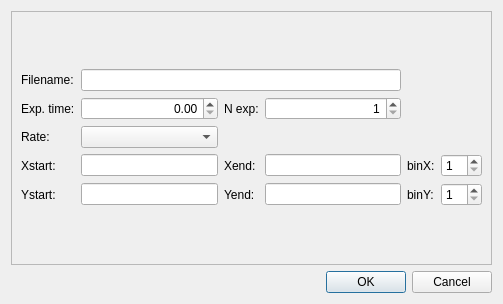
Qt form expParamsForm.ui (amirych/qwac) before a commit.
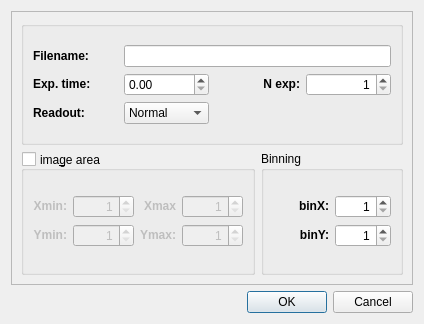
The same form after that commit.

Commit message: change forms (corresponding classes do not rewritten yet)

The edit to the form file:
```diff
--- a/expParamsForm.ui
+++ b/expParamsForm.ui
@@ -6,157 +6,279 @@
    <rect>
     <x>0</x>
     <y>0</y>
-    <width>503</width>
-    <height>304</height>
+    <width>424</width>
+    <height>324</height>
    </rect>
   </property>
   <property name="windowTitle">
    <string>Exposure properties</string>
   </property>
-  <layout class="QVBoxLayout" name="verticalLayout_2">
+  <layout class="QVBoxLayout" name="verticalLayout_4">
    <item>
-    <widget class="QFrame" name="widgetFrame">
+    <widget class="QFrame" name="frame">
      <property name="frameShape">
       <enum>QFrame::StyledPanel</enum>
      </property>
      <property name="frameShadow">
       <enum>QFrame::Raised</enum>
      </property>
+     <layout class="QVBoxLayout" name="verticalLayout_5">
+      <item>
+       <widget class="QGroupBox" name="groupBox_2">
      <layout class="QVBoxLayout" name="verticalLayout">
       <item>
-       <layout class="QGridLayout" name="widgetGridLayout">
-        <item row="0" column="0">
-         <widget class="QLabel" name="filenameLabel">
-          <property name="text">
-           <string>Filename:</string>
-          </property>
-         </widget>
-        </item>
-        <item row="1" column="0">
-         <widget class="QLabel" name="expTimeLabel">
-          <property name="text">
-           <string>Exp. time:</string>
-          </property>
-         </widget>
-        </item>
-        <item row="1" column="1">
-         <widget class="QDoubleSpinBox" name="expTimeSpinBox">
-          <property name="alignment">
-           <set>Qt::AlignRight|Qt::AlignTrailing|Qt::AlignVCenter</set>
-          </property>
-         </widget>
+          <layout class="QGridLayout" name="gridLayout">
+           <item row="0" column="1" colspan="3">
+            <widget class="QLineEdit" name="filenameLineEdit"/>
         </item>
         <item row="1" column="2">
          <widget class="QLabel" name="expNumLabel">
           <property name="text">
-           <string>N exp:</string>
-          </property>
-         </widget>
-        </item>
-        <item row="1" column="3">
-         <widget class="QSpinBox" name="expNumSpinBox">
+              <string>&lt;html&gt;&lt;head/&gt;&lt;body&gt;&lt;p&gt;&lt;span style=&quot; font-weight:600;&quot;&gt;N exp:&lt;/span&gt;&lt;/p&gt;&lt;/body&gt;&lt;/html&gt;</string>
+             </property>
           <property name="alignment">
            <set>Qt::AlignRight|Qt::AlignTrailing|Qt::AlignVCenter</set>
           </property>
-          <property name="minimum">
-           <number>1</number>
-          </property>
          </widget>
         </item>
         <item row="2" column="0">
          <widget class="QLabel" name="rateLabel">
           <property name="text">
-           <string>Rate:</string>
+              <string>&lt;html&gt;&lt;head/&gt;&lt;body&gt;&lt;p&gt;&lt;span style=&quot; font-weight:600;&quot;&gt;Readout:&lt;/span&gt;&lt;/p&gt;&lt;/body&gt;&lt;/html&gt;</string>
+             </property>
+             <property name="alignment">
+              <set>Qt::AlignLeading|Qt::AlignLeft|Qt::AlignVCenter</set>
+             </property>
+            </widget>
+           </item>
+           <item row="0" column="0">
+            <widget class="QLabel" name="filenameLabel">
+             <property name="text">
+              <string>&lt;html&gt;&lt;head/&gt;&lt;body&gt;&lt;p&gt;&lt;span style=&quot; font-weight:600;&quot;&gt;Filename:&lt;/span&gt;&lt;/p&gt;&lt;/body&gt;&lt;/html&gt;</string>
+             </property>
+             <property name="alignment">
+              <set>Qt::AlignLeading|Qt::AlignLeft|Qt::AlignVCenter</set>
+             </property>
+            </widget>
+           </item>
+           <item row="1" column="1">
+            <widget class="QDoubleSpinBox" name="expTimeSpinBox">
+             <property name="maximum">
+              <double>10000.000000000000000</double>
+             </property>
+            </widget>
+           </item>
+           <item row="1" column="3">
+            <widget class="QSpinBox" name="expNumSpinBox">
+             <property name="alignment">
+              <set>Qt::AlignRight|Qt::AlignTrailing|Qt::AlignVCenter</set>
+             </property>
+             <property name="minimum">
+              <number>1</number>
+             </property>
+            </widget>
+           </item>
+           <item row="1" column="0">
+            <widget class="QLabel" name="expTimelabel">
+             <property name="text">
+              <string>&lt;html&gt;&lt;head/&gt;&lt;body&gt;&lt;p&gt;&lt;span style=&quot; font-weight:600;&quot;&gt;Exp. time:&lt;/span&gt;&lt;/p&gt;&lt;/body&gt;&lt;/html&gt;</string>
+             </property>
+             <property name="alignment">
+              <set>Qt::AlignLeading|Qt::AlignLeft|Qt::AlignVCenter</set>
           </property>
          </widget>
         </item>
         <item row="2" column="1">
-         <widget class="QComboBox" name="rateComboBox"/>
-        </item>
-        <item row="3" column="0">
-         <widget class="QLabel" name="xstartLabel">
+            <widget class="QComboBox" name="rateComboBox">
+             <item>
+              <property name="text">
+               <string>Normal</string>
+              </property>
+             </item>
+            </widget>
+           </item>
+          </layout>
+         </item>
+        </layout>
+       </widget>
+      </item>
+      <item>
+       <layout class="QHBoxLayout" name="horizontalLayout">
+        <item>
+         <widget class="QGroupBox" name="frameGeometryGroupBox">
+          <property name="title">
+           <string>ima&amp;ge area</string>
+          </property>
+          <property name="alignment">
+           <set>Qt::AlignLeading|Qt::AlignLeft|Qt::AlignVCenter</set>
+          </property>
+          <property name="flat">
+           <bool>false</bool>
+          </property>
+          <property name="checkable">
+           <bool>true</bool>
+          </property>
+          <property name="checked">
+           <bool>false</bool>
+          </property>
+          <layout class="QVBoxLayout" name="verticalLayout_2">
+           <item>
+            <layout class="QGridLayout" name="frameGeometryGridLayout">
+             <item row="0" column="0">
+              <widget class="QLabel" name="xminLabel">
           <property name="text">
-           <string>Xstart:</string>
-          </property>
-         </widget>
-        </item>
-        <item row="3" column="1">
-         <widget class="QLineEdit" name="xstartLineEdit">
-          <property name="sizePolicy">
-           <sizepolicy hsizetype="Expanding" vsizetype="Fixed">
-            <horstretch>0</horstretch>
-            <verstretch>0</verstretch>
-           </sizepolicy>
-          </property>
-         </widget>
-        </item>
-        <item row="3" column="2">
-         <widget class="QLabel" name="xendLabel">
+                <string>&lt;html&gt;&lt;head/&gt;&lt;body&gt;&lt;p&gt;&lt;span style=&quot; font-weight:600;&quot;&gt;Xmin:&lt;/span&gt;&lt;/p&gt;&lt;/body&gt;&lt;/html&gt;</string>
+               </property>
+               <property name="alignment">
+                <set>Qt::AlignRight|Qt::AlignTrailing|Qt::AlignVCenter</set>
+               </property>
+              </widget>
+             </item>
+             <item row="0" column="1">
+              <widget class="QSpinBox" name="xminSpinBox">
+               <property name="alignment">
+                <set>Qt::AlignRight|Qt::AlignTrailing|Qt::AlignVCenter</set>
+               </property>
+               <property name="minimum">
+                <number>1</number>
+               </property>
+               <property name="maximum">
+                <number>10000</number>
+               </property>
+              </widget>
+             </item>
+             <item row="0" column="2">
+              <widget class="QLabel" name="xmaxLabel">
           <property name="text">
-           <string>Xend:</string>
-          </property>
-         </widget>
-        </item>
-        <item row="3" column="3">
-         <widget class="QLineEdit" name="xendLineEdit">
-          <property name="sizePolicy">
-           <sizepolicy hsizetype="Expanding" vsizetype="Fixed">
-            <horstretch>0</horstretch>
-            <verstretch>0</verstretch>
-           </sizepolicy>
-          </property>
-         </widget>
-        </item>
-        <item row="3" column="4">
+                <string>&lt;html&gt;&lt;head/&gt;&lt;body&gt;&lt;p&gt;&lt;span style=&quot; font-weight:600;&quot;&gt;Xmax&lt;/span&gt;&lt;/p&gt;&lt;/body&gt;&lt;/html&gt;</string>
+               </property>
+               <property name="alignment">
+                <set>Qt::AlignRight|Qt::AlignTrailing|Qt::AlignVCenter</set>
+               </property>
+              </widget>
+             </item>
+             <item row="0" column="3">
+              <widget class="QSpinBox" name="xmaxSpinBox">
+               <property name="alignment">
+                <set>Qt::AlignRight|Qt::AlignTrailing|Qt::AlignVCenter</set>
+               </property>
+               <property name="minimum">
+                <number>1</number>
+               </property>
+               <property name="maximum">
+                <number>10000</number>
+               </property>
+              </widget>
+             </item>
+             <item row="1" column="0">
+              <widget class="QLabel" name="yminLabel">
+               <property name="text">
+                <string>&lt;html&gt;&lt;head/&gt;&lt;body&gt;&lt;p&gt;&lt;span style=&quot; font-weight:600;&quot;&gt;Ymin:&lt;/span&gt;&lt;/p&gt;&lt;/body&gt;&lt;/html&gt;</string>
+               </property>
+               <property name="alignment">
+                <set>Qt::AlignRight|Qt::AlignTrailing|Qt::AlignVCenter</set>
+               </property>
+              </widget>
+             </item>
+             <item row="1" column="1">
+              <widget class="QSpinBox" name="yminSpinBox">
+               <property name="alignment">
+                <set>Qt::AlignRight|Qt::AlignTrailing|Qt::AlignVCenter</set>
+               </property>
+               <property name="minimum">
+                <number>1</number>
+               </property>
+               <property name="maximum">
+                <number>10000</number>
+               </property>
+              </widget>
+             </item>
+             <item row="1" column="2">
+              <widget class="QLabel" name="ymaxLabel">
+               <property name="text">
+                <string>&lt;html&gt;&lt;head/&gt;&lt;body&gt;&lt;p&gt;&lt;span style=&quot; font-weight:600;&quot;&gt;Ymax:&lt;/span&gt;&lt;/p&gt;&lt;/body&gt;&lt;/html&gt;</string>
+               </property>
+               <property name="alignment">
+                <set>Qt::AlignRight|Qt::AlignTrailing|Qt::AlignVCenter</set>
+               </property>
+              </widget>
+             </item>
+             <item row="1" column="3">
+              <widget class="QSpinBox" name="ymaxSpinBox">
+               <property name="alignment">
+                <set>Qt::AlignRight|Qt::AlignTrailing|Qt::AlignVCenter</set>
+               </property>
+               <property name="minimum">
+                <number>1</number>
+               </property>
+               <property name="maximum">
+                <number>10000</number>
+               </property>
+              </widget>
+             </item>
+            </layout>
+           </item>
+          </layout>
+         </widget>
+        </item>
+        <item>
+         <widget class="QGroupBox" name="binningGroupBox">
+          <property name="title">
+           <string>Binning</string>
+          </property>
+          <layout class="QVBoxLayout" name="verticalLayout_3">
+           <item>
+            <layout class="QGridLayout" name="binningGridLayout">
+             <item row="0" column="0">
          <widget class="QLabel" name="xbinLabel">
           <property name="text">
-           <string>binX:</string>
+                <string>&lt;html&gt;&lt;head/&gt;&lt;body&gt;&lt;p&gt;&lt;span style=&quot; font-weight:600;&quot;&gt;binX:&lt;/span&gt;&lt;/p&gt;&lt;/body&gt;&lt;/html&gt;</string>
+               </property>
+               <property name="alignment">
+                <set>Qt::AlignRight|Qt::AlignTrailing|Qt::AlignVCenter</set>
           </property>
          </widget>
         </item>
-        <item row="3" column="5">
+             <item row="0" column="1">
          <widget class="QSpinBox" name="xbinSpinBox">
+               <property name="alignment">
+                <set>Qt::AlignRight|Qt::AlignTrailing|Qt::AlignVCenter</set>
+               </property>
           <property name="minimum">
            <number>1</number>
           </property>
-         </widget>
-        </item>
-        <item row="4" column="0">
-         <widget class="QLabel" name="ystartLabel">
-          <property name="text">
-           <string>Ystart:</string>
+               <property name="maximum">
+                <number>10</number>
           </property>
          </widget>
         </item>
-        <item row="4" column="1">
-         <widget class="QLineEdit" name="ystartLineEdit"/>
-        </item>
-        <item row="4" column="2">
-         <widget class="QLabel" name="yendLabel">
-          <property name="text">
-           <string>Yend:</string>
-          </property>
-         </widget>
-        </item>
-        <item row="4" column="3">
-         <widget class="QLineEdit" name="yendLineEdit"/>
-        </item>
-        <item row="4" column="4">
+             <item row="1" column="0">
          <widget class="QLabel" name="ybinLabel">
           <property name="text">
-           <string>binY:</string>
+                <string>&lt;html&gt;&lt;head/&gt;&lt;body&gt;&lt;p&gt;&lt;span style=&quot; font-weight:600;&quot;&gt;binY:&lt;/span&gt;&lt;/p&gt;&lt;/body&gt;&lt;/html&gt;</string>
+               </property>
+               <property name="alignment">
+                <set>Qt::AlignRight|Qt::AlignTrailing|Qt::AlignVCenter</set>
           </property>
          </widget>
         </item>
-        <item row="4" column="5">
+             <item row="1" column="1">
          <widget class="QSpinBox" name="ybinSpinBox">
+               <property name="alignment">
+                <set>Qt::AlignRight|Qt::AlignTrailing|Qt::AlignVCenter</set>
+               </property>
           <property name="minimum">
            <number>1</number>
           </property>
-         </widget>
-        </item>
-        <item row="0" column="1" colspan="3">
-         <widget class="QLineEdit" name="filenameLineEdit"/>
+               <property name="maximum">
+                <number>10</number>
+               </property>
+              </widget>
+             </item>
+            </layout>
+           </item>
+          </layout>
+         </widget>
         </item>
        </layout>
       </item>
```
Left out of the diff: 32 changed lines with no effect on the pictures. Lines whose indentation alone changed are shown as unchanged. The commit also changes 1 other file.
